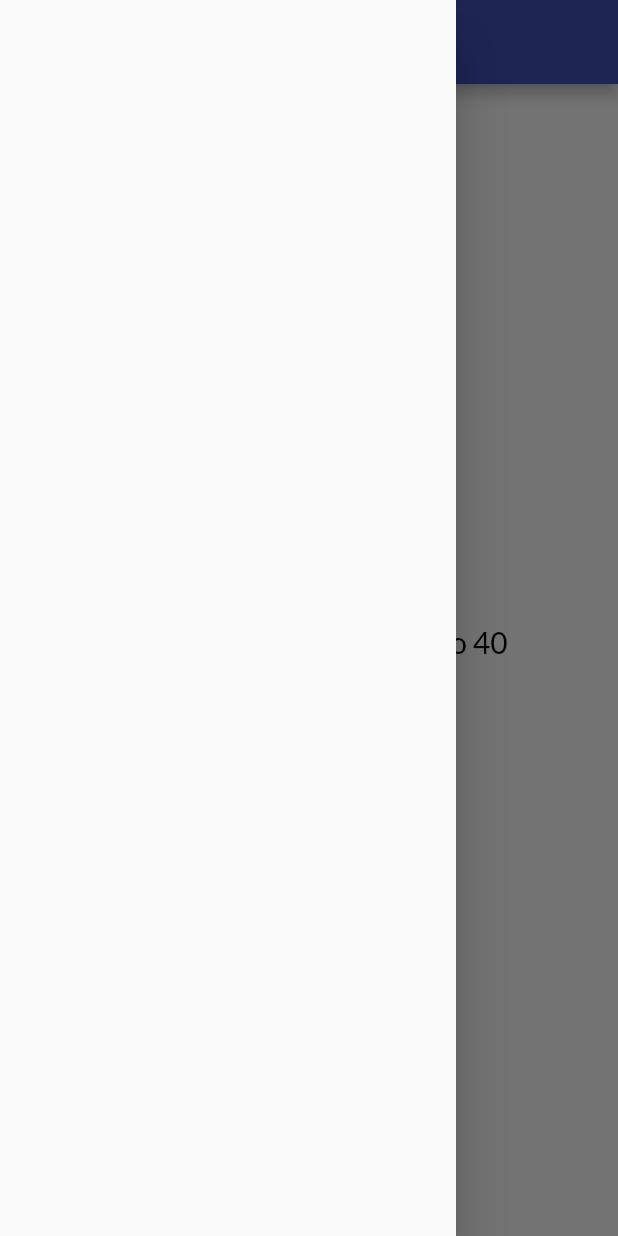
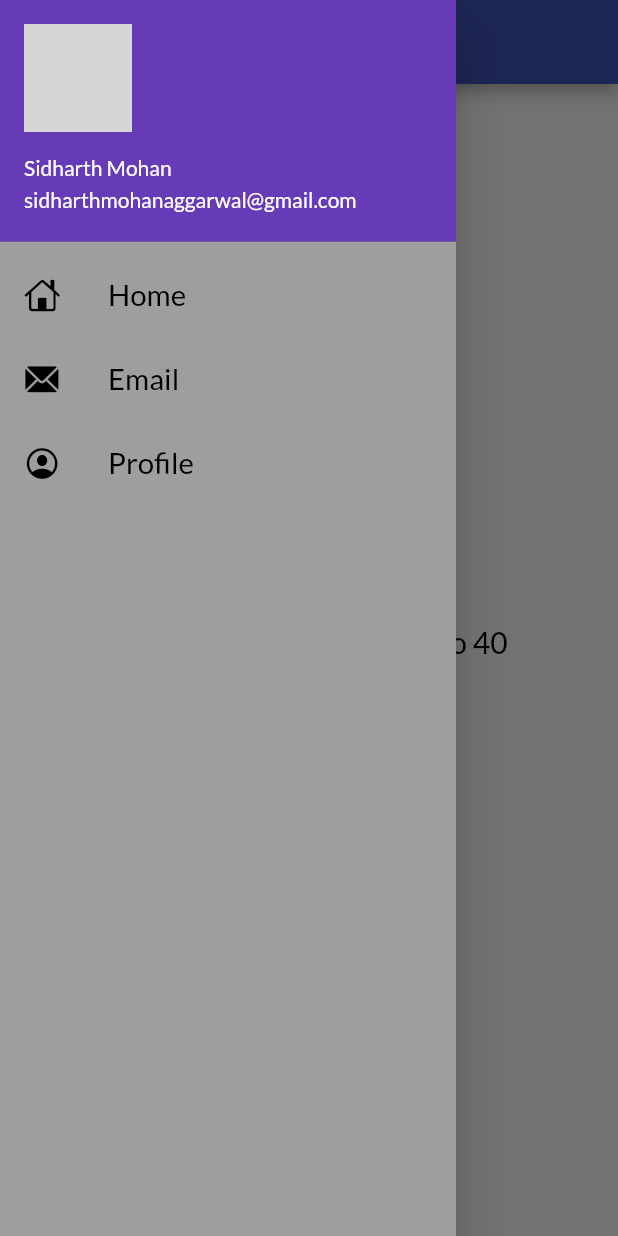
Before and after one commit to Sidmon101/Catalog_App, a Flutter app: the homepage screen opened by its route, with the side drawer open, on a phone screen of 412 x 824 dp. Run offline on Flutter 3.47's test engine with Material 2 defaults, Android fonts, the phone set to English and light mode, and no system bars; our stand-ins replace google_fonts; network calls fail; grey boxes are pictures that could not be loaded.

Commit message:
day 7 completed

```diff
--- a/lib/main.dart
+++ b/lib/main.dart
@@ -25,7 +25,7 @@ class Myapp extends StatelessWidget {
       ),
       initialRoute: "/",
       routes: {
-        "/": (context) => loginpage(),
+        "/": (context) => homepage(),
         MyRoutes.homeroute: (context) => homepage(),
         MyRoutes.loginroute: (context) => loginpage(),
       },
--- a/lib/pages/homepage.dart
+++ b/lib/pages/homepage.dart
@@ -1,6 +1,7 @@
 import 'package:flutter/material.dart';
 
 import 'package:flutter/material.dart';
+import 'package:flutter_catalog/widgets/drawer.dart';
 
 class homepage extends StatelessWidget {
   const homepage({Key? key}) : super(key: key);
@@ -23,7 +24,7 @@ class homepage extends StatelessWidget {
           ),
         ),
       ),
-      drawer: Drawer(),
+      drawer: MyDrawer(),
     );
   }
 }
--- /dev/null
+++ b/lib/widgets/drawer.dart
@@ -0,0 +1,73 @@
+import 'package:flutter/cupertino.dart';
+import 'package:flutter/material.dart';
+
+class MyDrawer extends StatelessWidget {
+  @override
+  Widget build(BuildContext context) {
+    final imageurl =
+        "https://th.bing.com/th/id/R.853c41a88a8cb41d10adfdb6754b9311?rik=cxgTESH8GRCrtA&riu=http%3a%2f%2fimg00.deviantart.net%2f743f%2fi%2f2010%2f083%2f6%2fc%2fdarth_vader_by_raikoh14.jpg&ehk=8zg5MBdeUHnX6uGTEyWuWPFZsRDE19lJ8tgVtAZMacA%3d&risl=&pid=ImgRaw&r=0";
+    return Drawer(
+      child: Container(
+        color: Colors.grey,
+        child: ListView(
+          padding: EdgeInsets.zero,
+          children: [
+            DrawerHeader(
+              padding: EdgeInsets.zero,
+              child: UserAccountsDrawerHeader(
+                decoration: BoxDecoration(
+                  color: Colors.deepPurple,
+                ),
+                margin: EdgeInsets.zero,
+                accountName: Text("Sidharth Mohan"),
+                accountEmail: Text("sidharthmohanaggarwal@gmail.com"),
+                currentAccountPicture: CircleAvatar(
+                  backgroundImage: NetworkImage(imageurl),
+                ),
+              ),
+            ),
+            ListTile(
+              leading: Icon(
+                CupertinoIcons.home,
+                color: Colors.black,
+              ),
+              title: Text(
+                "Home",
+                textScaleFactor: 1.4,
+                style: TextStyle(
+                  color: Colors.black,
+                ),
+              ),
+            ),
+            ListTile(
+              leading: Icon(
+                CupertinoIcons.mail_solid,
+                color: Colors.black,
+              ),
+              title: Text(
+                "Email",
+                textScaleFactor: 1.4,
+                style: TextStyle(
+                  color: Colors.black,
+                ),
+              ),
+            ),
+            ListTile(
+              leading: Icon(
+                CupertinoIcons.profile_circled,
+                color: Colors.black,
+              ),
+              title: Text(
+                "Profile",
+                textScaleFactor: 1.4,
+                style: TextStyle(
+                  color: Colors.black,
+                ),
+              ),
+            ),
+          ],
+        ),
+      ),
+    );
+  }
+}
```
